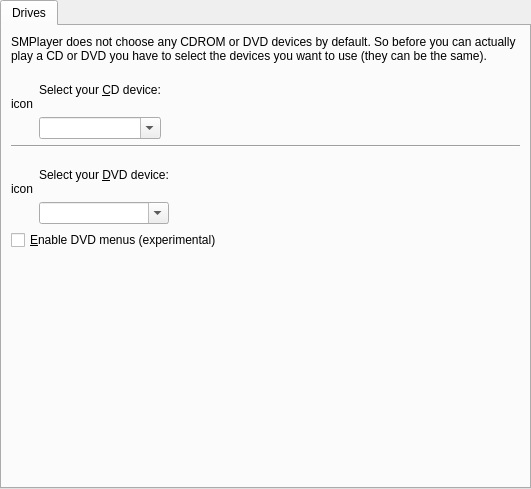
wilbert2000/wzplayer, file src/prefdrives.ui: the form before one commit.
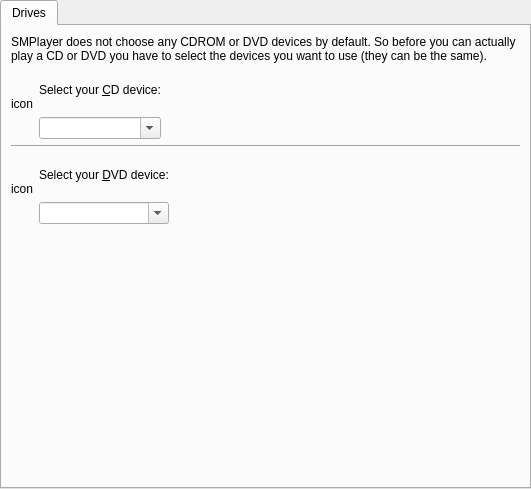
The form after the commit. Icons and pictures are not drawn. Custom widgets are drawn as their Qt base class.

Diff of the .ui file:
```diff
--- a/src/prefdrives.ui
+++ b/src/prefdrives.ui
@@ -265,13 +265,6 @@
          </item>
         </layout>
        </item>
-       <item>
-        <widget class="QCheckBox" name="use_dvdnav_check" >
-         <property name="text" >
-          <string>&amp;Enable DVD menus (experimental)</string>
-         </property>
-        </widget>
-       </item>
        <item>
         <spacer>
          <property name="orientation" >
```
Left out of the diff: 105 changed lines with no effect on the pictures.
